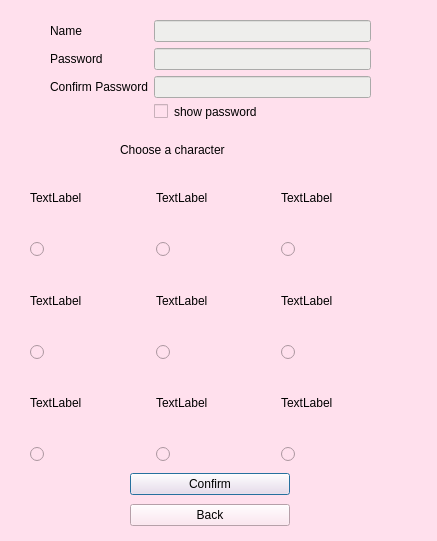
This is client/registration.ui in Taifin/ChitChat as Qt 5 draws it before an edit. The edited form follows.
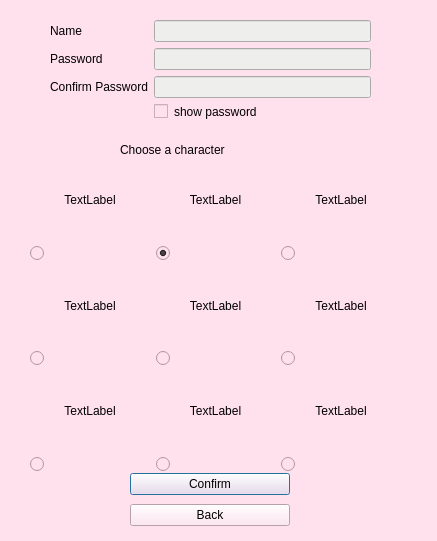
This is the edited form.

The edit to the form file:
```diff
--- a/client/registration.ui
+++ b/client/registration.ui
@@ -177,7 +177,7 @@
      <x>30</x>
      <y>160</y>
      <width>371</width>
-     <height>301</height>
+     <height>311</height>
     </rect>
    </property>
    <layout class="QGridLayout" name="gridLayout">
@@ -186,6 +186,9 @@
       <property name="text">
        <string/>
       </property>
+      <property name="checked">
+       <bool>false</bool>
+      </property>
      </widget>
     </item>
     <item row="2" column="0">
@@ -193,6 +196,9 @@
       <property name="text">
        <string>TextLabel</string>
       </property>
+      <property name="alignment">
+       <set>Qt::AlignCenter</set>
+      </property>
      </widget>
     </item>
     <item row="4" column="1">
@@ -200,6 +206,9 @@
       <property name="text">
        <string>TextLabel</string>
       </property>
+      <property name="alignment">
+       <set>Qt::AlignCenter</set>
+      </property>
      </widget>
     </item>
     <item row="2" column="1">
@@ -207,6 +216,9 @@
       <property name="text">
        <string>TextLabel</string>
       </property>
+      <property name="alignment">
+       <set>Qt::AlignCenter</set>
+      </property>
      </widget>
     </item>
     <item row="3" column="1">
@@ -214,6 +226,9 @@
       <property name="text">
        <string/>
       </property>
+      <property name="checked">
+       <bool>false</bool>
+      </property>
      </widget>
     </item>
     <item row="3" column="2">
@@ -221,6 +236,9 @@
       <property name="text">
        <string/>
       </property>
+      <property name="checked">
+       <bool>false</bool>
+      </property>
      </widget>
     </item>
     <item row="0" column="0">
@@ -228,6 +246,9 @@
       <property name="text">
        <string>TextLabel</string>
       </property>
+      <property name="alignment">
+       <set>Qt::AlignCenter</set>
+      </property>
      </widget>
     </item>
     <item row="3" column="0">
@@ -235,6 +256,9 @@
       <property name="text">
        <string/>
       </property>
+      <property name="checked">
+       <bool>false</bool>
+      </property>
      </widget>
     </item>
     <item row="4" column="2">
@@ -242,6 +266,9 @@
       <property name="text">
        <string>TextLabel</string>
       </property>
+      <property name="alignment">
+       <set>Qt::AlignCenter</set>
+      </property>
      </widget>
     </item>
     <item row="0" column="1">
@@ -249,6 +276,9 @@
       <property name="text">
        <string>TextLabel</string>
       </property>
+      <property name="alignment">
+       <set>Qt::AlignCenter</set>
+      </property>
      </widget>
     </item>
     <item row="5" column="1">
@@ -256,6 +286,9 @@
       <property name="text">
        <string/>
       </property>
+      <property name="checked">
+       <bool>false</bool>
+      </property>
      </widget>
     </item>
     <item row="4" column="0">
@@ -263,6 +296,9 @@
       <property name="text">
        <string>TextLabel</string>
       </property>
+      <property name="alignment">
+       <set>Qt::AlignCenter</set>
+      </property>
      </widget>
     </item>
     <item row="1" column="0">
@@ -270,6 +306,9 @@
       <property name="text">
        <string/>
       </property>
+      <property name="checked">
+       <bool>false</bool>
+      </property>
      </widget>
     </item>
     <item row="0" column="2">
@@ -277,6 +316,9 @@
       <property name="text">
        <string>TextLabel</string>
       </property>
+      <property name="alignment">
+       <set>Qt::AlignCenter</set>
+      </property>
      </widget>
     </item>
     <item row="5" column="0">
@@ -284,6 +326,9 @@
       <property name="text">
        <string/>
       </property>
+      <property name="checked">
+       <bool>false</bool>
+      </property>
      </widget>
     </item>
     <item row="2" column="2">
@@ -291,13 +336,22 @@
       <property name="text">
        <string>TextLabel</string>
       </property>
+      <property name="alignment">
+       <set>Qt::AlignCenter</set>
+      </property>
      </widget>
     </item>
     <item row="1" column="1">
      <widget class="QRadioButton" name="mushroom_radio_button">
+      <property name="layoutDirection">
+       <enum>Qt::LeftToRight</enum>
+      </property>
       <property name="text">
        <string/>
       </property>
+      <property name="checked">
+       <bool>true</bool>
+      </property>
      </widget>
     </item>
     <item row="1" column="2">
@@ -305,6 +359,9 @@
       <property name="text">
        <string/>
       </property>
+      <property name="checked">
+       <bool>false</bool>
+      </property>
      </widget>
     </item>
    </layout>
```
